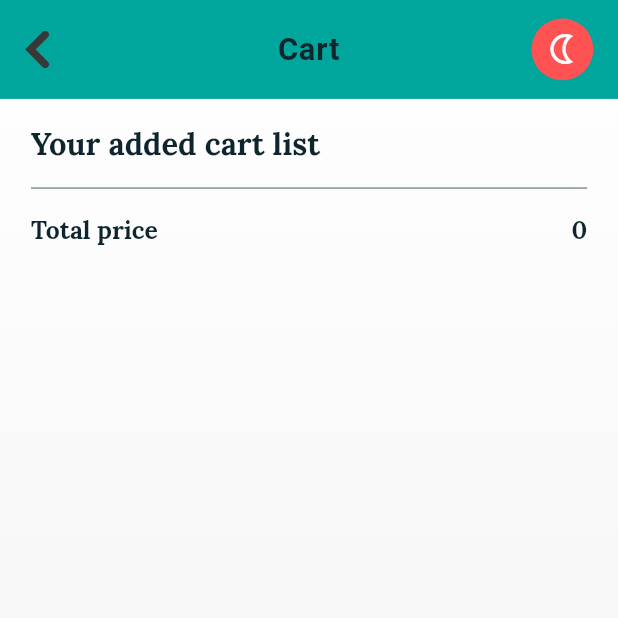
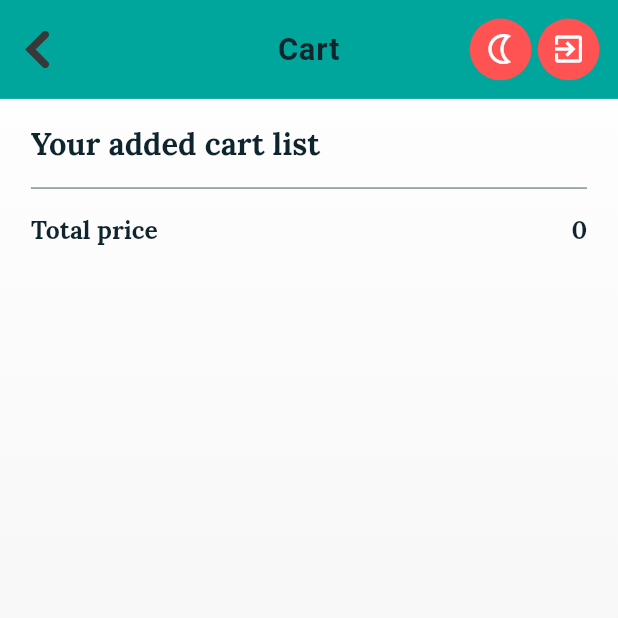
Before and after one commit to MWGTBuddhika/wireapps_technical_test, a Flutter app: the CartScreen screen opened by its route, on a phone screen of 412 x 824 dp, the top half of it. Run offline on Flutter 3.47's test engine with Material 2 defaults, Android fonts, the phone set to English and light mode, and no system bars; our stand-ins replace auto_route, bloc, cached_network_image, carousel_slider, dio, equatable and 7 more.

Commit message:
signout button added

```diff
--- a/lib/feature/home/widgets/bell_widget.dart
+++ b/lib/feature/home/widgets/bell_widget.dart
@@ -1,5 +1,6 @@
 import 'package:flutter_bloc/flutter_bloc.dart';
 import 'package:wireapps_technical_test/core/router/router.dart';
+import 'package:wireapps_technical_test/core/shared_blocs/auth_bloc/auth_bloc.dart';
 
 import '../../../core/shared_blocs/theme_bloc/theme_cubit.dart';
 import '../../../utils/config/color_pallet.dart';
@@ -52,7 +53,23 @@ class BellWidget extends StatelessWidget {
                   color: ColorPallet.kWhite,
                 ),
               ),
-            ):SizedBox.shrink()
+            ):GestureDetector(
+              onTap: () {
+               context.read<AuthBloc>().add(SignOut());
+              },
+              child: Container(
+                width: StyleSheet.blockSizeVertical * 5,
+                height: StyleSheet.blockSizeVertical * 5,
+                decoration: BoxDecoration(
+                  color: Colors.redAccent,
+                  shape: BoxShape.circle,
+                ),
+                child: Icon(
+                  Icons.exit_to_app,
+                  color: ColorPallet.kWhite,
+                ),
+              ),
+            )
           ],
         );
       },
```
Also changed, not shown: 1 other file.
